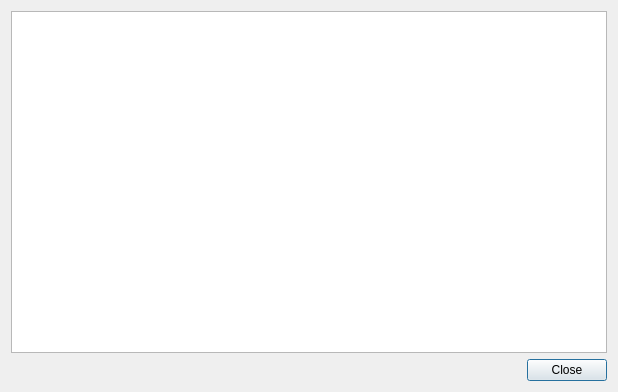
michelfiedler/Kniffel.mrai, file wertungdialog.ui: the form before one commit.
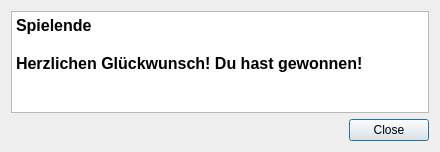
The form after the commit.

What changed in the file:
```diff
--- a/wertungdialog.ui
+++ b/wertungdialog.ui
@@ -6,8 +6,8 @@
    <rect>
     <x>0</x>
     <y>0</y>
-    <width>618</width>
-    <height>392</height>
+    <width>440</width>
+    <height>152</height>
    </rect>
   </property>
   <property name="mouseTracking">
@@ -18,7 +18,27 @@
   </property>
   <layout class="QVBoxLayout" name="verticalLayout">
    <item>
-    <widget class="QTextEdit" name="textEdit"/>
+    <widget class="QPlainTextEdit" name="plainTextEdit">
+     <property name="font">
+      <font>
+       <pointsize>12</pointsize>
+       <weight>75</weight>
+       <bold>true</bold>
+       <underline>false</underline>
+      </font>
+     </property>
+     <property name="autoFillBackground">
+      <bool>false</bool>
+     </property>
+     <property name="plainText">
+      <string>Spielende
+
+Herzlichen Glückwunsch! Du hast gewonnen! </string>
+     </property>
+     <property name="overwriteMode">
+      <bool>false</bool>
+     </property>
+    </widget>
    </item>
    <item>
     <widget class="QDialogButtonBox" name="buttonBox">
```
